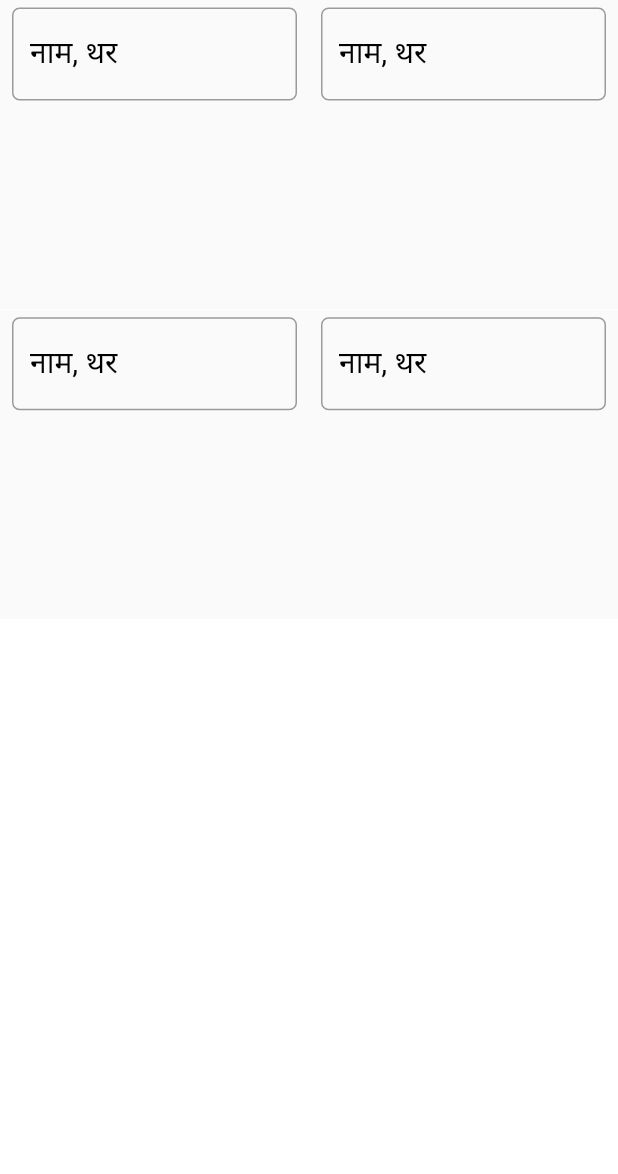
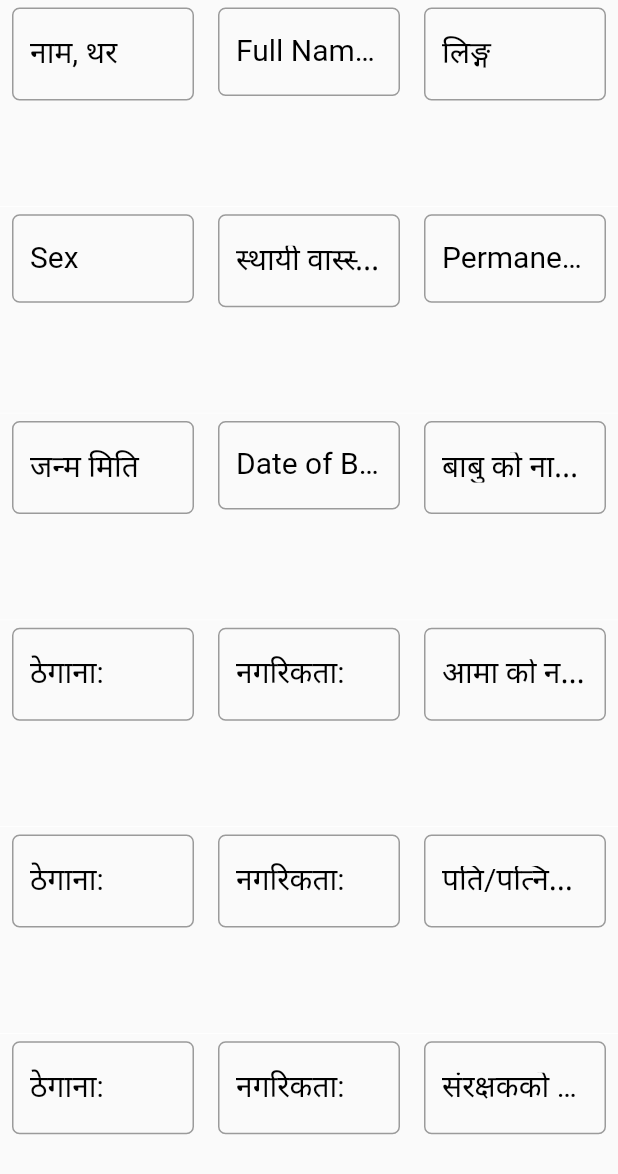
Before and after one commit to sandesh101/E-Nagarikta, a Flutter app: the CitizenshipForm screen opened by its route, on a phone screen of 412 x 824 dp. Shown: the top 1174 px of the screen. Run offline on Flutter 3.47's test engine with Material 2 defaults, Android fonts, the light colour scheme and no system bars.

Commit message:
Added Form Fields

```diff
--- a/lib/screens/citizenship_form.dart
+++ b/lib/screens/citizenship_form.dart
@@ -16,20 +16,76 @@ class CitizenshipForm extends StatelessWidget {
             isDatePicker: false,
           ),
           const CustomTextformField(
-            title: 'नाम, थर',
+            title: 'Full Name (In Block)',
             isDatePicker: false,
           ),
           const CustomTextformField(
-            title: 'नाम, थर',
+            title: 'लिङ्ग',
             isDatePicker: false,
           ),
           const CustomTextformField(
-            title: 'नाम, थर',
+            title: 'Sex',
+            isDatePicker: false,
+          ),
+          const CustomTextformField(
+            title: 'स्थायी वास्स्थान | (जिल्ला गा.पा/न.पा वार्ड नं) ',
+            isDatePicker: false,
+          ),
+          const CustomTextformField(
+            title: 'Permanent Address | (District R.Mun/Mun/Sub.Met Ward No.)',
+            isDatePicker: false,
+          ),
+          const CustomTextformField(
+            title: 'जन्म मिति',
+            isDatePicker: false,
+          ),
+          const CustomTextformField(
+            title: 'Date of Birth',
+            isDatePicker: false,
+          ),
+          const CustomTextformField(
+            title: 'बाबु को नाम, थर:',
+            isDatePicker: false,
+          ),
+          const CustomTextformField(
+            title: 'ठेगाना:',
+            isDatePicker: false,
+          ),
+          const CustomTextformField(
+            title: 'नगरिकता:',
+            isDatePicker: false,
+          ),
+          const CustomTextformField(
+            title: 'आमा को नाम, थर:',
+            isDatePicker: false,
+          ),
+          const CustomTextformField(
+            title: 'ठेगाना:',
+            isDatePicker: false,
+          ),
+          const CustomTextformField(
+            title: 'नगरिकता:',
+            isDatePicker: false,
+          ),
+          const CustomTextformField(
+            title: 'पति/पत्निको नाम, थर:',
+            isDatePicker: false,
+          ),
+          const CustomTextformField(
+            title: 'ठेगाना:',
+            isDatePicker: false,
+          ),
+          const CustomTextformField(
+            title: 'नगरिकता:',
+            isDatePicker: false,
+          ),
+          const CustomTextformField(
+            title: 'संरक्षकको नाम, थर र ठेगाना:',
             isDatePicker: false,
           ),
         ],
         gridDelegate: const SliverGridDelegateWithFixedCrossAxisCount(
-            crossAxisCount: 2, mainAxisSpacing: 0.5),
+            crossAxisCount: 3, mainAxisSpacing: 0.5),
       ),
     );
   }
```
